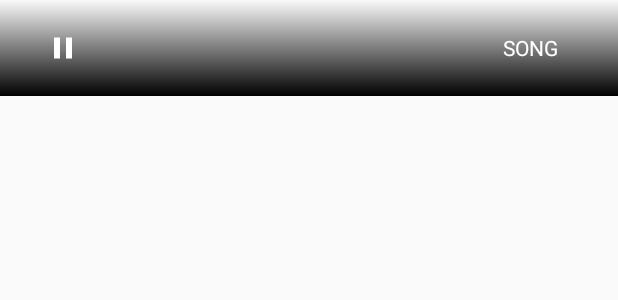
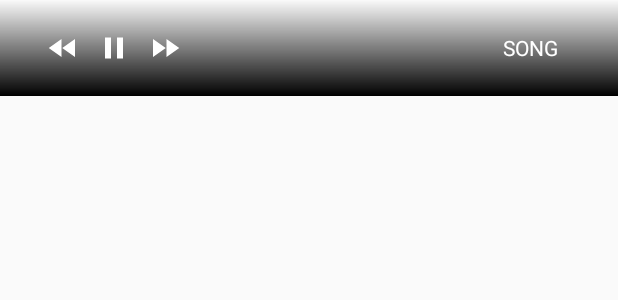
Before and after one commit to Ayu5h5hakya/FlyingSandwich, an Android app: the layout view_selected_song.xml on its own in the app's theme, with its tools: preview values and no code run, on a phone screen of 412 x 824 dp. Shown: the top 300 px of the screen. Run offline under Robolectric (Android 15) with nearby library versions, the phone set to English and light mode, and no system bars.

Commit message:
fix next previous bug

```diff
--- /dev/null
+++ b/app/src/main/res/drawable/fforward_vector.xml
@@ -0,0 +1,7 @@
+<vector xmlns:android="http://schemas.android.com/apk/res/android"
+    android:height="24dp"
+    android:width="24dp"
+    android:viewportWidth="24"
+    android:viewportHeight="24">
+    <path android:fillColor="#FFF" android:pathData="M13,6V18L21.5,12M4,18L12.5,12L4,6V18Z" />
+</vector>
--- /dev/null
+++ b/app/src/main/res/drawable/rewind_vector.xml
@@ -0,0 +1,7 @@
+<vector xmlns:android="http://schemas.android.com/apk/res/android"
+    android:height="24dp"
+    android:width="24dp"
+    android:viewportWidth="24"
+    android:viewportHeight="24">
+    <path android:fillColor="#FFF" android:pathData="M11.5,12L20,18V6M11,18V6L2.5,12L11,18Z" />
+</vector>
--- a/app/src/main/res/layout/view_selected_song.xml
+++ b/app/src/main/res/layout/view_selected_song.xml
@@ -9,8 +9,28 @@
     <ImageView
         android:layout_width="wrap_content"
         android:layout_height="wrap_content"
+        android:id="@+id/id_playlist_previous"
+        android:src="@drawable/rewind_vector"
+        android:layout_marginLeft="10dp"
+        android:layout_marginStart="10dp"
+        android:layout_centerVertical="true"/>
+
+    <ImageView
+        android:layout_width="wrap_content"
+        android:layout_height="wrap_content"
         android:id="@+id/id_playlist_playpause"
         android:src="@drawable/pause_vector"
+        android:layout_toRightOf="@+id/id_playlist_previous"
+        android:layout_marginLeft="10dp"
+        android:layout_marginStart="10dp"
+        android:layout_centerVertical="true"/>
+
+    <ImageView
+        android:layout_width="wrap_content"
+        android:layout_height="wrap_content"
+        android:id="@+id/id_playlist_fforward"
+        android:src="@drawable/fforward_vector"
+        android:layout_toRightOf="@+id/id_playlist_playpause"
         android:layout_marginLeft="10dp"
         android:layout_marginStart="10dp"
         android:layout_centerVertical="true"/>
--- a/app/src/main/res/values/colors.xml
+++ b/app/src/main/res/values/colors.xml
@@ -7,4 +7,5 @@
     <color name="colorbackground">#151617</color>
     <color name="colorselected">#AA3932</color>
     <color name="colorseeker">#EC4F46</color>
+    <color name="colornpbtn">#98B1CF</color>
 </resources>
```
Also changed, not shown: app/src/main/java/com/example/ayush/flyingsandwich/BaseActivity.java (+28 -2 lines), app/src/main/java/com/example/ayush/flyingsandwich/Interface/PlaybackChangeRequestListener.java (added, +9 -0 lines), app/src/main/java/com/example/ayush/flyingsandwich/MainActivity.java (+32 -22 lines), app/src/main/java/com/example/ayush/flyingsandwich/NowPlayingActivity.java (+35 -2 lines), app/src/main/java/com/example/ayush/flyingsandwich/service/PlayerService.java (+30 -5 lines), app/src/main/res/drawable/np_fforward_vector.xml (added, +7 -0 lines), app/src/main/res/drawable/np_rewind_vector.xml (added, +7 -0 lines), app/src/main/res/drawable/repeat_drawable.xml (added, +7 -0 lines), app/src/main/res/drawable/shuffle_drawable.xml (added, +7 -0 lines), app/src/main/res/layout/activity_now_playing.xml (+51 -1 lines).
